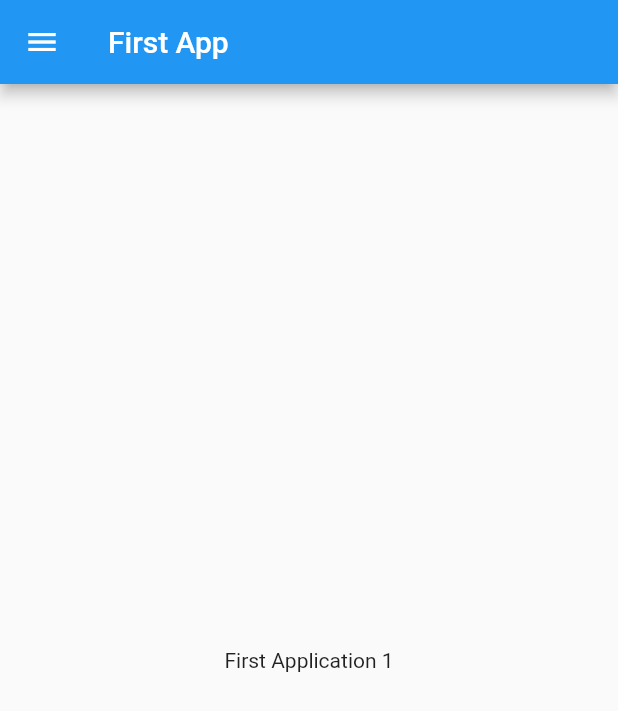
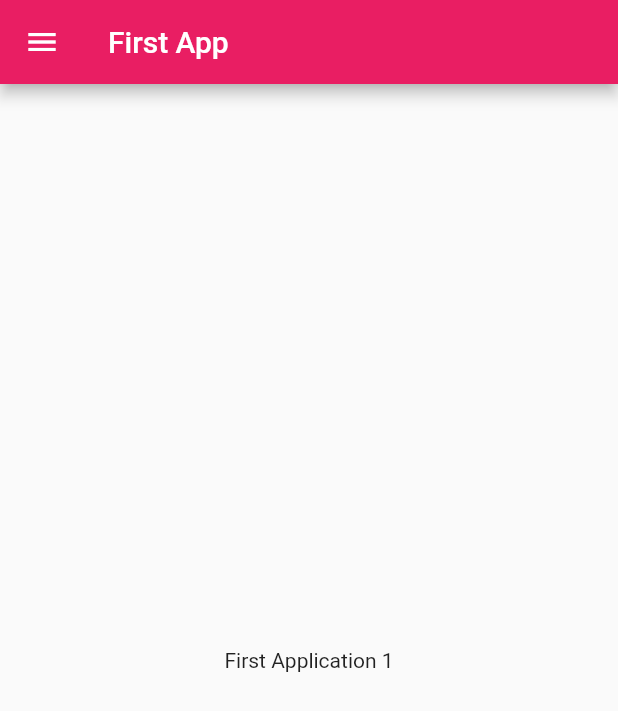
Before and after one commit to UzairAbdullah/Flutter-Learning, a Flutter app: the screen it shows after launch, on a phone screen of 412 x 824 dp. Shown: the top 711 px of the screen. Run offline on Flutter 3.47's test engine with Material 2 defaults, Android fonts, the phone set to English and light mode, and no system bars.

Commit message:
chapter 3 completed

```diff
--- a/lib/main.dart
+++ b/lib/main.dart
@@ -1,6 +1,8 @@
 import 'package:flutter/material.dart';
-import 'package:install_check/home_page.dart';
-import 'home_page.dart';
+import 'package:install_check/pages/home_page.dart';
+import 'package:install_check/pages/login_page.dart';
+import 'pages/home_page.dart';
+import 'pages/login_page.dart';
 
 void main() {
   runApp(MyApp());
@@ -12,7 +14,18 @@
   @override
   Widget build(BuildContext context) {
     return MaterialApp(
-      home: HomePage(),
+      theme: ThemeData(
+        // Theme is the settings for light theme
+        primarySwatch: Colors.pink,
+      ),
+      themeMode: ThemeMode.light, // themeMode: ThemeMode.dark,  for dark theme
+      darkTheme: ThemeData(
+        // darkTheme is the setting for dark theme
+        brightness: Brightness.dark,
+      ),
+      initialRoute: "/home",
+      // home: HomePage(),
+      routes: {"/": (context) => LoginPage(), "/home": (context) => HomePage()},
     );
   }
 }
```
Also changed, not shown: lib/pages/login_page.dart (added, +22 -0 lines), lib/pages/home_page.dart (renamed from lib/home_page.dart).
